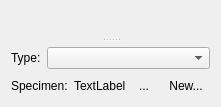
The window that src/scipyen/gui/widgets/dataclasswidgets/biologicalsourcewidget.ui (ctigaret/scipyen) describes before a commit, drawn with Qt 5.
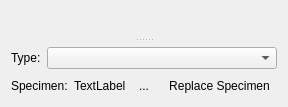
The same window after the commit. Icons and pictures are not drawn. Custom widgets are drawn as their Qt base class.

```diff
--- a/src/scipyen/gui/widgets/dataclasswidgets/biologicalsourcewidget.ui
+++ b/src/scipyen/gui/widgets/dataclasswidgets/biologicalsourcewidget.ui
@@ -6,7 +6,7 @@
    <rect>
     <x>0</x>
     <y>0</y>
-    <width>206</width>
+    <width>216</width>
     <height>107</height>
    </rect>
   </property>
@@ -84,7 +84,7 @@
          <item>
           <widget class="QToolButton" name="newSpecimenToolButton">
            <property name="text">
-            <string>New...</string>
+            <string>Replace Specimen</string>
            </property>
            <property name="icon">
             <iconset theme="document-new"/>
```
Left out of the diff: 26 changed lines with no effect on the pictures.
